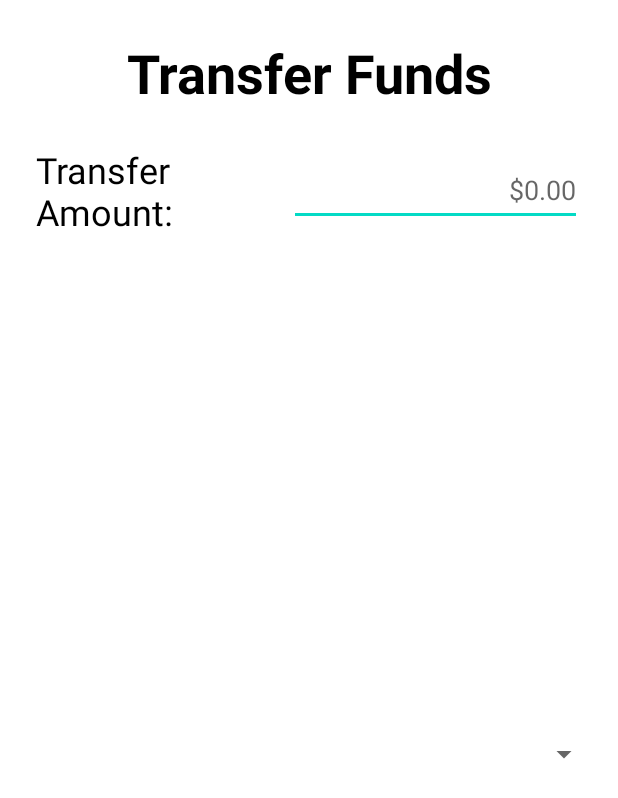
After one commit to Linus319/TheValleyBankApp, an Android app: the layout activity_account_transfer.xml on its own in the app's theme, with its tools: preview values and no code run, on a phone screen of 412 x 824 dp. The commit adds this screen. Shown: the top 798 px of the screen. Run offline under Robolectric (Android 15) with nearby library versions, the phone set to English and light mode, and no system bars.

Commit message:
started on transferring between checking /savings

```diff
--- /dev/null
+++ b/app/src/main/res/layout/activity_account_transfer.xml
@@ -0,0 +1,63 @@
+<?xml version="1.0" encoding="utf-8"?>
+<LinearLayout xmlns:android="http://schemas.android.com/apk/res/android"
+    android:layout_width="match_parent"
+    android:layout_height="match_parent"
+    android:layout_marginHorizontal="12dp"
+    android:orientation="vertical">
+
+    <TextView
+        android:id="@+id/accountTransferTitle"
+        android:layout_width="match_parent"
+        android:layout_height="wrap_content"
+        android:layout_marginVertical="24dp"
+        android:text="Transfer Funds"
+        android:textAlignment="center"
+        android:textColor="@color/black"
+        android:textSize="36sp"
+        android:textStyle="bold" />
+
+    <LinearLayout
+        android:layout_width="match_parent"
+        android:layout_height="wrap_content"
+        android:layout_marginHorizontal="12sp"
+        android:orientation="horizontal">
+
+        <TextView
+            android:id="@+id/tranfserAmountPrompt"
+            android:layout_width="wrap_content"
+            android:layout_height="wrap_content"
+            android:layout_weight="1"
+            android:text="Transfer Amount:"
+            android:textColor="@color/black"
+            android:textSize="24sp" />
+
+        <EditText
+            android:id="@+id/editTextNumberDecimal"
+            android:layout_width="wrap_content"
+            android:layout_height="48dp"
+            android:layout_gravity="center_vertical"
+            android:layout_weight="1"
+            android:ems="10"
+            android:hint="$0.00"
+            android:inputType="numberDecimal"
+            android:textAlignment="textEnd" />
+    </LinearLayout>
+
+    <Space
+        android:layout_width="match_parent"
+        android:layout_height="24sp" />
+
+    <LinearLayout
+        android:layout_width="match_parent"
+        android:layout_height="wrap_content"
+        android:orientation="horizontal">
+
+    </LinearLayout>
+
+    <Spinner
+        android:id="@+id/chooseFrom"
+        android:layout_width="match_parent"
+        android:layout_height="wrap_content"
+        android:layout_weight="1"
+        android:spinnerMode="dropdown" />
+</LinearLayout>
--- a/app/src/main/res/layout/activity_send_request.xml
+++ b/app/src/main/res/layout/activity_send_request.xml
@@ -102,10 +102,10 @@
         android:background="@color/orangeM"
         />
 
-    <Spinner
-        android:id="@+id/chooseSendReceive"
-        android:layout_width="match_parent"
-        android:layout_height="166dp"
-        android:background="@color/white" />
+<!--    <Spinner-->
+<!--        android:id="@+id/chooseSendReceive"-->
+<!--        android:layout_width="match_parent"-->
+<!--        android:layout_height="166dp"-->
+<!--        android:background="@color/white" />-->
 
 </LinearLayout>
--- a/build.gradle
+++ b/build.gradle
@@ -1,5 +1,5 @@
 // Top-level build file where you can add configuration options common to all sub-projects/modules.
 plugins {
-    id 'com.android.application' version '7.3.1' apply false
-    id 'com.android.library' version '7.3.1' apply false
+    id 'com.android.application' version '7.4.2' apply false
+    id 'com.android.library' version '7.4.2' apply false
 }
```
